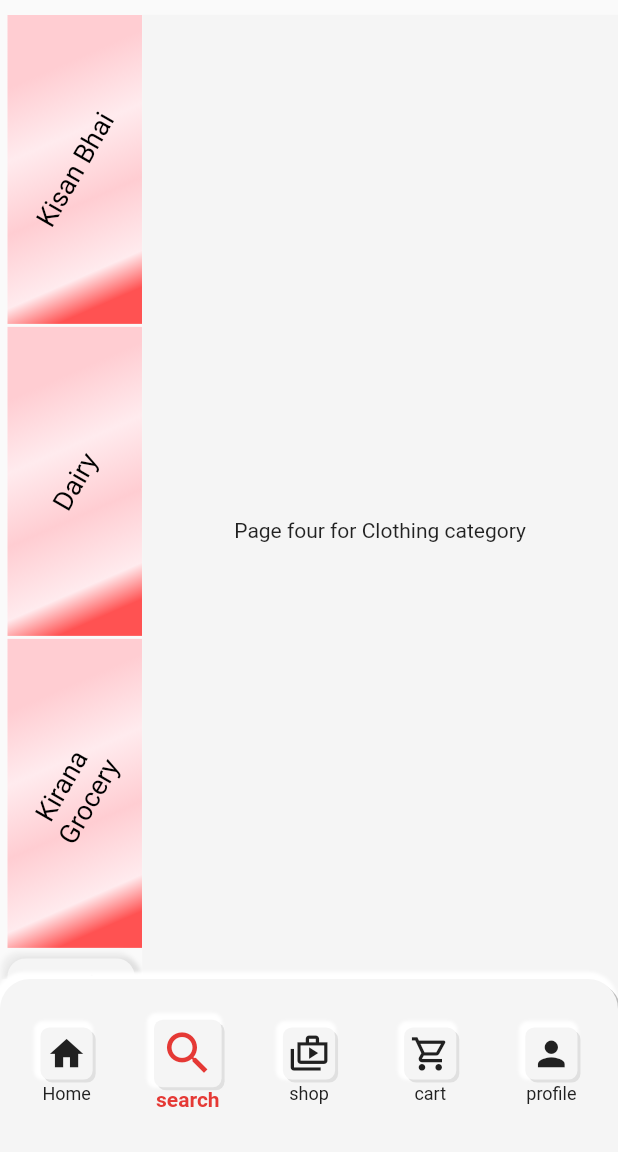
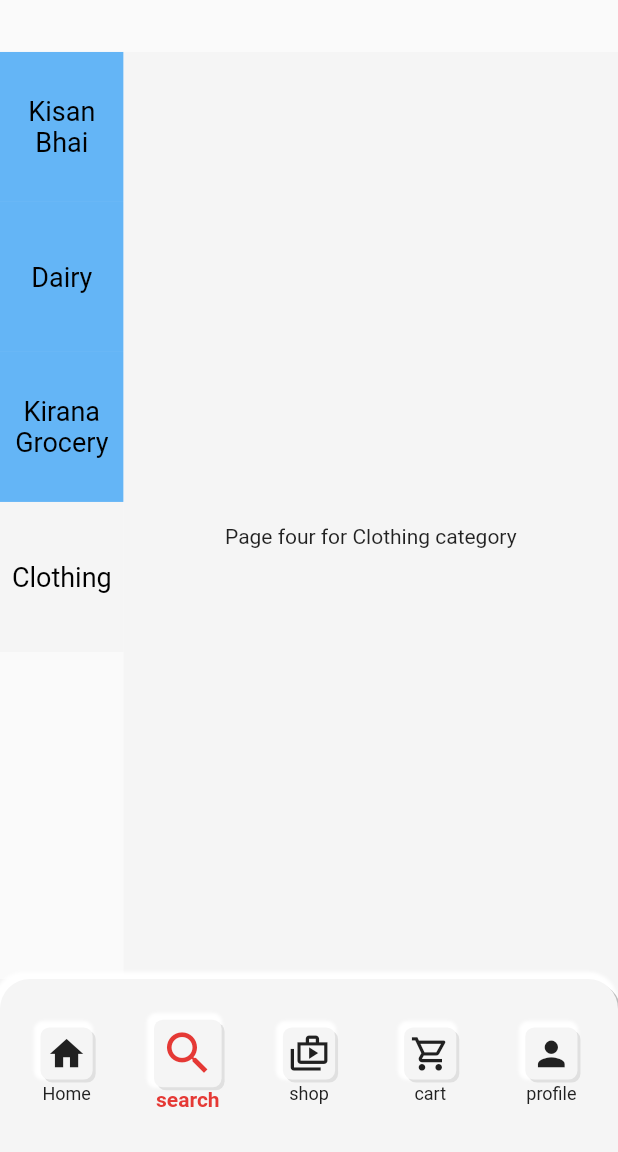
Before and after one commit to Sunny-india/latuni, a Flutter app: the screen it shows after launch, item 2 of the bottom bar chosen, scrolled down 1728 dp, on a phone screen of 412 x 824 dp, the part 84-1236 px from its top. Run offline on Flutter 3.47's test engine with Material 2 defaults, Android fonts, the phone set to English and light mode, and no system bars.

Commit message:
till video 16 completed

```diff
--- a/lib/main_screens/category_page.dart
+++ b/lib/main_screens/category_page.dart
@@ -1,10 +1,8 @@
-import 'dart:math';
-
 import 'package:flutter/material.dart';
 import 'package:latuni/categories/kisan_page.dart';
 import 'package:latuni/my_widgets/fake_search.dart';
 
-/// global list totally related to our categories listed on Home
+/// global list totally related to our categories listed on HomePage()
 
 List<CategoryData> categories = [
   CategoryData(label: 'Kisan Bhai'),
@@ -65,8 +63,8 @@ class _CategoryPageState extends State<CategoryPage> {
 
   SizedBox leftContainer(Size size) {
     return SizedBox(
-      width: size.width * .23,
-      height: size.height * .78,
+      width: size.width * .20,
+      height: size.height * .75,
       child: ListView.builder(
           itemCount: categories.length,
           itemBuilder: (context, index) {
@@ -88,65 +86,18 @@ class _CategoryPageState extends State<CategoryPage> {
                 });
               },
               child: Container(
-                height: categories[index].isSelected
-                    ? 80
-                    : size.height / categories.length,
-                width: size.width * .23,
-                margin: categories[index].isSelected
-                    ? EdgeInsets.symmetric(horizontal: 5, vertical: 5)
-                    : const EdgeInsets.only(left: 5, bottom: 2),
+                height: 100,
+                // width: size.width * .20,
                 decoration: BoxDecoration(
                   color: categories[index].isSelected
                       ? Colors.grey.shade100
                       : Colors.blue.shade300,
-                  gradient: categories[index].isSelected
-                      ? null
-                      : LinearGradient(
-                          colors: [
-                              Colors.red.shade100,
-                              Colors.red.shade50,
-                              Colors.red.shade100,
-                              Colors.red.shade50,
-                              Colors.redAccent
-                            ],
-                          stops: const [
-                              0.2,
-                              0.4,
-                              .6,
-                              .8,
-                              .9
-                            ],
-                          begin: Alignment.topLeft,
-                          end: Alignment.bottomRight),
-                  borderRadius: categories[index].isSelected
-                      ? BorderRadius.circular(12)
-                      : null,
-                  boxShadow: categories[index].isSelected
-                      ? [
-                          BoxShadow(
-                              color: Colors.grey.shade200,
-                              offset: const Offset(-2, -2),
-                              spreadRadius: 2,
-                              blurRadius: 2),
-                          BoxShadow(
-                              color: Colors.grey.shade300,
-                              offset: const Offset(
-                                2,
-                                2,
-                              ),
-                              spreadRadius: 2,
-                              blurRadius: 2)
-                        ]
-                      : null,
                 ),
-                child: Transform.rotate(
-                  angle: pi / -3,
-                  child: Center(
-                    child: Text(
-                      categories[index].label.toString(),
-                      textAlign: TextAlign.center,
-                      style: const TextStyle(color: Colors.black, fontSize: 18),
-                    ),
+                child: Center(
+                  child: Text(
+                    categories[index].label.toString(),
+                    textAlign: TextAlign.center,
+                    style: const TextStyle(color: Colors.black, fontSize: 18),
                   ),
                 ),
               ),
@@ -157,8 +108,8 @@ class _CategoryPageState extends State<CategoryPage> {
 
   Container rightContainer(Size size) {
     return Container(
-      width: size.width * .77,
-      height: size.height * .78,
+      width: size.width * .80,
+      height: size.height * .75,
       decoration: BoxDecoration(
         color: Colors.grey.shade100,
       ),
@@ -175,6 +126,9 @@ class _CategoryPageState extends State<CategoryPage> {
           });
         },
         children: const [
+          // created model from it and applied to all other
+          // pages down in this list, because they
+          // carry the same type of data
           KisanPage(),
           Center(
             child: Text('Page two for Dairy category'),
--- a/lib/minor_screens/sub_category_page.dart
+++ b/lib/minor_screens/sub_category_page.dart
@@ -34,7 +34,10 @@ class SubCategoryPage extends StatelessWidget {
         ),
       ),
       body: Center(
-        child: Text(mainCategoryName),
+        child: Text(
+          mainCategoryName,
+          style: const TextStyle(fontSize: 30),
+        ),
       ),
     );
   }
```
Also changed, not shown: lib/categories/kisan_page.dart (+33 -38 lines), lib/my_widgets/category_widgets.dart (added, +98 -0 lines).
